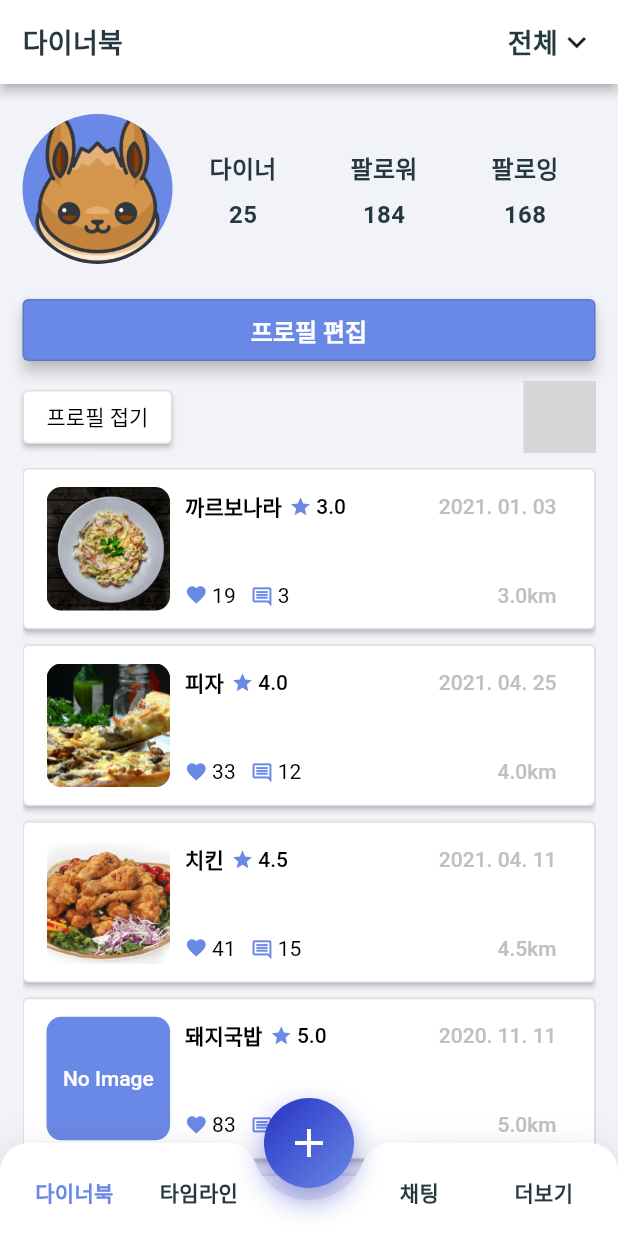
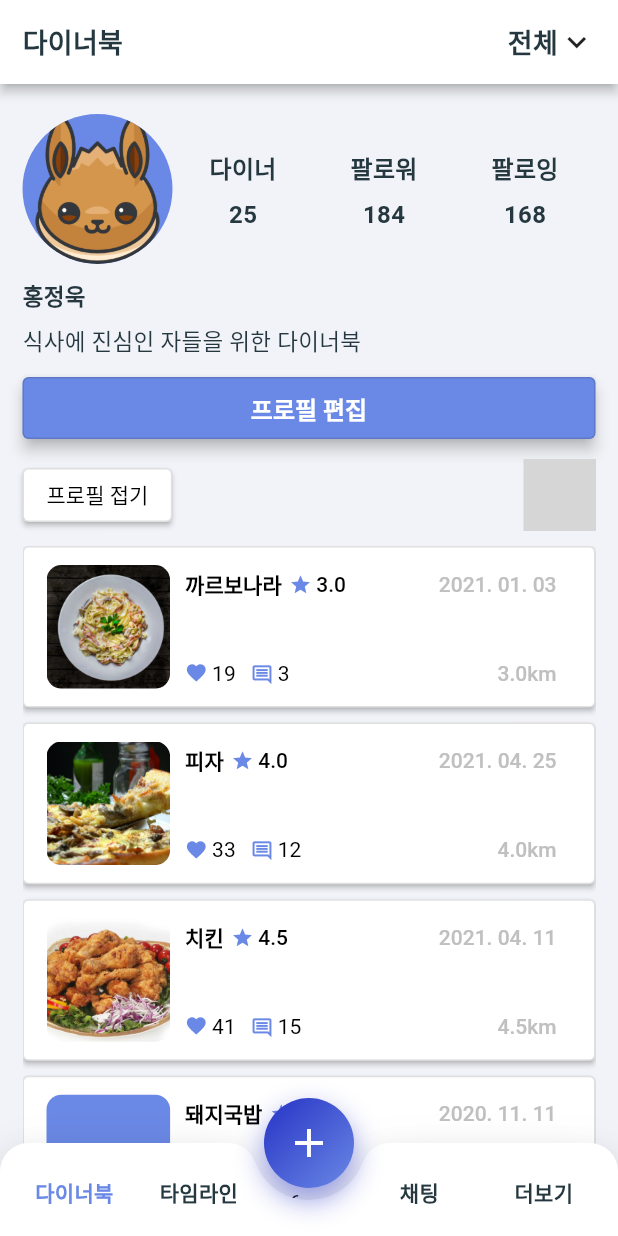
Before and after one commit to VVoodyHong/DinerBook, a Flutter app: the screen it shows after launch, on a phone screen of 412 x 824 dp. Run offline on Flutter 3.47's test engine with Material 2 defaults, Android fonts, the phone set to English and light mode, and no system bars; our stand-ins replace splashscreen; missing offline and left inert: dropdown_below; grey boxes are pictures that could not be loaded.

Commit message:
modify page name and add page

```diff
--- a/diner_book/lib/common/routes.dart
+++ b/diner_book/lib/common/routes.dart
@@ -1,6 +1,7 @@
+import 'package:diner_book/screens/diner_book_screen/write_diner_book_screen/write_diner_book.dart';
 import 'package:flutter/material.dart';
 
-import 'package:diner_book/screens/my_diner_book_screen/my_diner_book_detail.dart';
+import 'package:diner_book/screens/diner_book_screen/diner_book_detail_screen/my_diner_book_detail.dart';
 // import 'package:diner_book/screens/my_diner_book_screen/my_diner_book.dart';
 // import 'package:diner_book/screens/chatting_screen/chatting.dart';
 // import 'package:diner_book/screens/time_line_screen/time_line.dart';
@@ -34,13 +35,10 @@ class RouteConfiguration {
   /// take priority.
 
   static List<Path> paths = [
-    Path(
-      '/myDinerBook/detail',
-      (context, match) => MyDinerBookDetailScreen()
-    ),
+
     // Path(
-    //   '/myDinerBook',
-    //   (context, match) => MyDinerBookScreen()
+    //   '/DinerBook',
+    //   (context, match) => DinerBookScreen()
     // ),
     // Path(
     //   '/timeLine',
@@ -54,6 +52,14 @@ class RouteConfiguration {
     //   '/viewMore',
     //   (context, match) => ViewMoreScreen()
     // )
+    Path(
+      '/DinerBook/detail',
+      (context, match) => DinerBookDetailScreen()
+    ),
+    Path(
+      '/DinerBook/write',
+      (context, match) => WriteDinerBookScreen()
+    ),
   ];
 
   /// The route generator callback used when the app is navigated to a named
--- a/diner_book/lib/screens/chatting_screen/chatting.dart
+++ b/diner_book/lib/screens/chatting_screen/chatting.dart
@@ -11,7 +11,7 @@ class ChattingScreen extends StatefulWidget {
   _ChattingScreenState createState() => _ChattingScreenState();
 }
 
-class _ChattingScreenState extends State<ChattingScreen> with TickerProviderStateMixin {
+class _ChattingScreenState extends State<ChattingScreen> {
 
   @override
   Widget build(BuildContext context) {
--- a/diner_book/lib/screens/my_diner_book_screen/my_diner_book.dart
+++ b/diner_book/lib/screens/diner_book_screen/diner_book.dart
@@ -9,15 +9,15 @@ import 'package:diner_book/widget/header_bar.dart';
 import 'package:diner_book/widget/bottom_bar.dart';
 
 
-class MyDinerBookScreen extends StatefulWidget {
+class DinerBookScreen extends StatefulWidget {
   final AnimationController animationController;
 
-  MyDinerBookScreen({this.animationController});
+  DinerBookScreen({this.animationController});
   @override
-  _MyDinerBookScreenState createState() => _MyDinerBookScreenState();
+  _DinerBookScreenState createState() => _DinerBookScreenState();
 }
 
-class _MyDinerBookScreenState extends State<MyDinerBookScreen> with TickerProviderStateMixin {
+class _DinerBookScreenState extends State<DinerBookScreen> {
   bool showProfile = true;
   String selectedValue = '최신순';
   final valueList = ['최신순', '거리순', '별점순'];
@@ -238,7 +238,7 @@ class _MyDinerBookScreenState extends State<MyDinerBookScreen> with TickerProvid
               crossAxisAlignment: CrossAxisAlignment.start,
               children: <Widget>[
                 Container(
-                  padding: showProfile ? EdgeInsets.symmetric(vertical: 20) : EdgeInsets.symmetric(vertical: 5),
+                  padding: showProfile ? EdgeInsets.only(top: 20, bottom: 10) : EdgeInsets.symmetric(vertical: 5),
                   child:Row(
                   children:<Widget>[
                       showProfile ? CircleAvatar(
@@ -304,6 +304,30 @@ class _MyDinerBookScreenState extends State<MyDinerBookScreen> with TickerProvid
                     ]
                   )
                 ),
+                showProfile ? Column(
+                  crossAxisAlignment: CrossAxisAlignment.start,
+                  children: <Widget>[
+                    Container(
+                      padding: EdgeInsets.only(bottom: 8),
+                      child: Text(
+                        '홍정욱',
+                        style: TextStyle(
+                          fontSize: 15,
+                          fontWeight: FontWeight.bold
+                        )
+                      )
+                    ),
+                    Container(
+                      padding: EdgeInsets.only(bottom: 10),
+                      child: Text(
+                        '식사에 진심인 자들을 위한 다이너북',
+                        style: TextStyle(
+                          fontSize: 15,
+                        )
+                      )
+                    )
+                  ],
+                ) : Container(),
                 showProfile ? Container(
                   padding: EdgeInsets.only(bottom: 10),
                   child: OutlinedButton(
--- a/diner_book/lib/screens/my_diner_book_screen/my_diner_book_detail.dart
+++ b/diner_book/lib/screens/diner_book_screen/diner_book_detail_screen/my_diner_book_detail.dart
@@ -5,13 +5,13 @@ import 'package:diner_book/models/diner_info.dart';
 import 'package:diner_book/app_theme.dart';
 import 'package:diner_book/widget/header_bar.dart';
 
-class MyDinerBookDetailScreen extends StatefulWidget {
+class DinerBookDetailScreen extends StatefulWidget {
 
   @override
-  _MyDinerBookDetailScreenState createState() => _MyDinerBookDetailScreenState();
+  _DinerBookDetailScreenState createState() => _DinerBookDetailScreenState();
 }
 
-class _MyDinerBookDetailScreenState extends State<MyDinerBookDetailScreen> with TickerProviderStateMixin {
+class _DinerBookDetailScreenState extends State<DinerBookDetailScreen> {
   bool favorite = false;
   FocusNode focusNode;
 
--- a/diner_book/lib/screens/home_screen.dart
+++ b/diner_book/lib/screens/home_screen.dart
@@ -2,7 +2,7 @@ import 'package:flutter/material.dart';
 
 import 'package:diner_book/app_theme.dart';
 import 'package:diner_book/widget/bottom_bar.dart';
-import 'package:diner_book/screens/my_diner_book_screen/my_diner_book.dart';
+import 'package:diner_book/screens/diner_book_screen/diner_book.dart';
 import 'package:diner_book/screens/time_line_screen/time_line.dart';
 import 'package:diner_book/screens/chatting_screen/chatting.dart';
 import 'package:diner_book/screens/view_more_screen/view_more.dart';
@@ -23,9 +23,9 @@ class _HomeScreenState extends State<HomeScreen> with TickerProviderStateMixin {
     isSelectedIdx = 0;
     animationController = AnimationController(
         duration: Duration(milliseconds: 600), vsync: this);
-    tabBody = MyDinerBookScreen(animationController: animationController);
+    tabBody = DinerBookScreen(animationController: animationController);
     tabBodyList = [
-      MyDinerBookScreen(animationController: animationController),
+      DinerBookScreen(animationController: animationController),
       TimeLineScreen(animationController: animationController),
       ChattingScreen(animationController: animationController),
       ViewMoreScreen(animationController: animationController),
--- a/diner_book/lib/screens/time_line_screen/time_line.dart
+++ b/diner_book/lib/screens/time_line_screen/time_line.dart
@@ -11,7 +11,7 @@ class TimeLineScreen extends StatefulWidget {
   _TimeLineScreenState createState() => _TimeLineScreenState();
 }
 
-class _TimeLineScreenState extends State<TimeLineScreen> with TickerProviderStateMixin {
+class _TimeLineScreenState extends State<TimeLineScreen> {
 
   @override
   Widget build(BuildContext context) {
--- a/diner_book/lib/screens/view_more_screen/view_more.dart
+++ b/diner_book/lib/screens/view_more_screen/view_more.dart
@@ -11,7 +11,7 @@ class ViewMoreScreen extends StatefulWidget {
   _ViewMoreScreenState createState() => _ViewMoreScreenState();
 }
 
-class _ViewMoreScreenState extends State<ViewMoreScreen> with TickerProviderStateMixin {
+class _ViewMoreScreenState extends State<ViewMoreScreen> {
 
   @override
   Widget build(BuildContext context) {
--- a/diner_book/lib/widget/diner_view.dart
+++ b/diner_book/lib/widget/diner_view.dart
@@ -26,7 +26,7 @@ class _DinerViewState extends State<DinerView> {
         ),
         onPressed: () {
           Navigator.pushNamed(
-            context, '/myDinerBook/detail',
+            context, '/DinerBook/detail',
             arguments: {
             'dinerInfo': widget.dinerInfo
 
```
Also changed, not shown: diner_book/lib/screens/diner_book_screen/write_diner_book_screen/write_diner_book.dart (added, +30 -0 lines), diner_book/lib/widget/bottom_bar.dart (+5 -24 lines).
